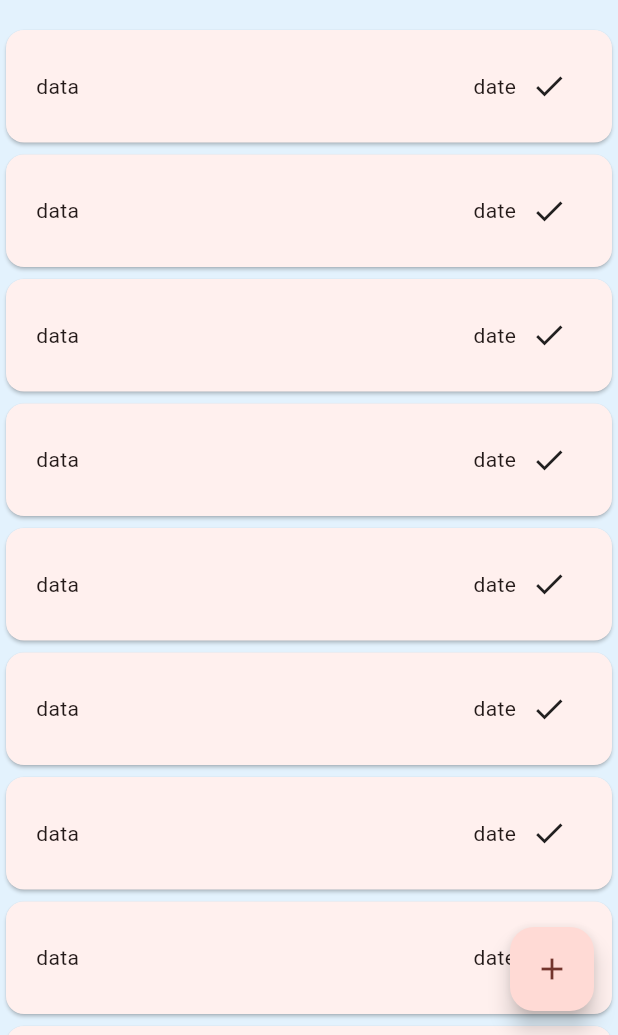
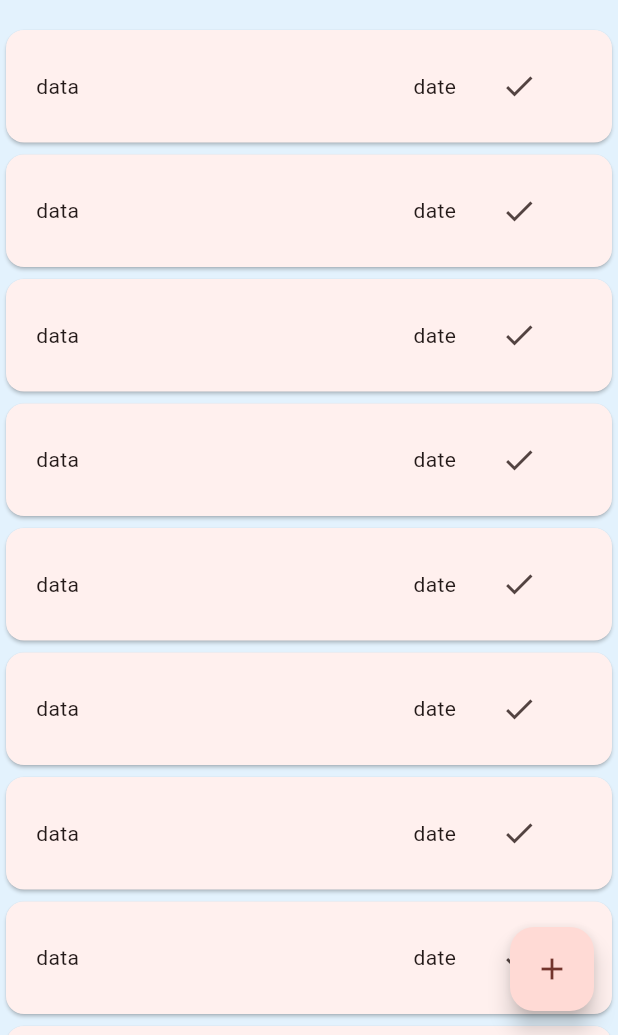
Before and after one commit to aliosmansahin/flutter-todolist, a Flutter app: the screen it shows after launch, on a phone screen of 412 x 824 dp, the part 201-1236 px from its top. Run offline on Flutter 3.47's test engine with Material 3 defaults, Android fonts, the phone set to English and light mode, and no system bars.

Commit message:
TaskCard moved done icon into iconbutton
Signed-off-by: aliosmansahin <aliosmsahin01@gmail.com>

```diff
--- a/lib/taskcard.dart
+++ b/lib/taskcard.dart
@@ -35,7 +35,14 @@ class _TaskCardState extends State<TaskCard> {
                   Text("date"),
                   Padding(
                     padding: EdgeInsetsGeometry.symmetric(horizontal: 10),
-                    child: Icon(Icons.done),
+                    child: IconButton(
+                      icon: Icon(Icons.done),
+                      padding: EdgeInsets.symmetric(
+                        horizontal: 20,
+                        vertical: 0,
+                      ),
+                      onPressed: () {},
+                    ),
                   ),
                 ],
               ),
```
